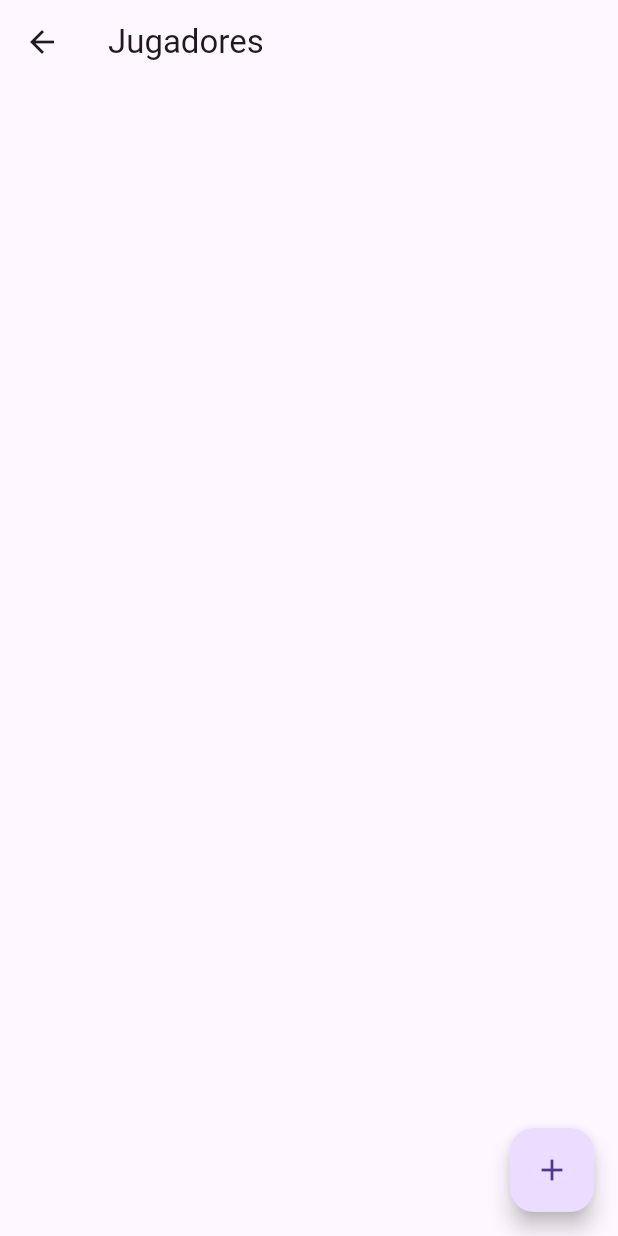
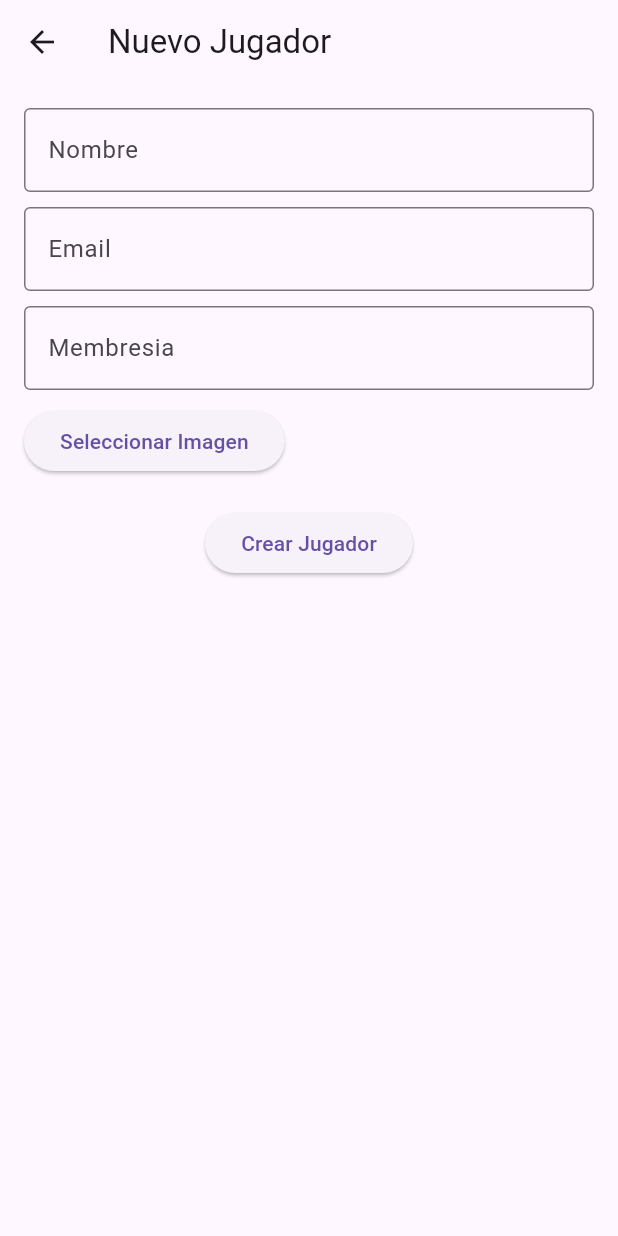
Before and after one commit to josefranciscogv/second_service, a Flutter app: the PlayersPage screen opened directly, after a tap on the "add" icon, on a phone screen of 412 x 824 dp. Run offline on Flutter 3.47's test engine with Material 3 defaults, Android fonts, the phone set to English and light mode, and no system bars; our stand-ins replace bloc, cloud_firestore, equatable, file_picker, firebase_auth, firebase_core and 5 more; accounts and stored records are empty; generated files the repository leaves out were written again.

Commit message:
Adding players functionality implemented

```diff
--- /dev/null
+++ b/lib/forms/players_forms/new_player_form.dart
@@ -0,0 +1,152 @@
+import 'dart:io';
+
+import 'package:flutter/material.dart';
+import 'package:file_picker/file_picker.dart';
+import 'package:provider/provider.dart'; // Import Provider package
+
+// Import PlayersProvider
+import 'players_provider.dart';
+
+class NewPlayerForm extends StatefulWidget {
+  const NewPlayerForm({Key? key}) : super(key: key);
+
+  @override
+  State<NewPlayerForm> createState() => _NewPlayerFormState();
+}
+
+class _NewPlayerFormState extends State<NewPlayerForm> {
+  final _formKey = GlobalKey<FormState>(); // Key for form validation
+  final _nameController = TextEditingController();
+  final _emailController = TextEditingController();
+  final _membershipController = TextEditingController();
+  String? _picturePath; // Path to the selected picture (optional)
+
+  @override
+  void dispose() {
+    _nameController.dispose();
+    _emailController.dispose();
+    _membershipController.dispose();
+    super.dispose();
+  }
+
+  Future<void> _pickImage() async {
+    final result = await FilePicker.platform.pickFiles(allowMultiple: false);
+    if (result != null) {
+      final path = result.files.single.path;
+      setState(() {
+        _picturePath = path;
+      });
+    } else {
+      print('No image selected.');
+    }
+  }
+
+  @override
+  Widget build(BuildContext context) {
+    return Scaffold(
+      appBar: AppBar(
+        title: Text('Nuevo Jugador'),
+      ),
+      body: SingleChildScrollView(
+        padding: const EdgeInsets.all(16.0),
+        child: Form(
+          key: _formKey,
+          child: Column(
+            crossAxisAlignment: CrossAxisAlignment.start,
+            children: [
+              TextFormField(
+                controller: _nameController,
+                decoration: InputDecoration(
+                  labelText: 'Nombre',
+                  border: OutlineInputBorder(),
+                ),
+                validator: (value) {
+                  if (value == null || value.isEmpty) {
+                    return 'Por favor ingresa el nombre del jugador.';
+                  }
+                  return null;
+                },
+              ),
+              SizedBox(height: 10.0),
+              TextFormField(
+                controller: _emailController,
+                decoration: InputDecoration(
+                  labelText: 'Email',
+                  border: OutlineInputBorder(),
+                ),
+                keyboardType: TextInputType.emailAddress,
+                validator: (value) {
+                  if (value == null || value.isEmpty) {
+                    return 'Por favor ingresa el email del jugador.';
+                  } else if (!value.isValidEmail) {
+                    return 'Por favor ingresa una dirección de correo válida';
+                  }
+                  return null;
+                },
+              ),
+              SizedBox(height: 10.0),
+              TextFormField(
+                controller: _membershipController,
+                decoration: InputDecoration(
+                  labelText: 'Membresia',
+                  border: OutlineInputBorder(),
+                ),
+                validator: (value) {
+                  if (value == null || value.isEmpty) {
+                    return 'Por favor ingresa la membresía del jugador.';
+                  }
+                  return null;
+                },
+              ),
+              SizedBox(height: 10.0),
+              ElevatedButton(
+                onPressed: _pickImage,
+                child: Text('Seleccionar Imagen'),
+              ),
+              SizedBox(height: 20.0),
+              Row(
+                mainAxisAlignment: MainAxisAlignment.center,
+                children: [
+                  ElevatedButton(
+                    onPressed: () async {
+                      if (_formKey.currentState!.validate()) {
+                        String name = _nameController.text;
+                        String email = _emailController.text;
+                        String membership = _membershipController.text;
+
+                        try {
+                          // Get instance of PlayersProvider using Provider.of
+                          final playersProvider = Provider.of<PlayersProvider>(
+                              context,
+                              listen: false);
+                          await playersProvider.addPlayer(
+                              name, email, membership, File(_picturePath!));
+                          ScaffoldMessenger.of(context).showSnackBar(SnackBar(
+                            content: Text('Jugador añadido exitosamente'),
+                          ));
+                        } catch (e) {
+                          ScaffoldMessenger.of(context).showSnackBar(SnackBar(
+                            content: Text('Error al añadir jugador: $e'),
+                          ));
+                        }
+                      }
+                    },
+                    child: Text('Crear Jugador'),
+                  ),
+                ],
+              ),
+            ],
+          ),
+        ),
+      ),
+    );
+  }
+}
+
+extension EmailValidator on String {
+  bool get isValidEmail {
+    return RegExp(
+            r"^[a-zA-Z0-9.!#$%&'*+/=?^_`{|}~-]+@[a-zA-Z0-9](?:[a-zA-Z0-9-]{0,61}[a-zA-Z0-9])?(?:\.[a-zA-Z0-9](?:[a-zA-Z0-9-]{0,61}[a-zA-Z0-9])?)*$")
+        .hasMatch(this);
+  }
+}
--- /dev/null
+++ b/lib/forms/players_forms/players_provider.dart
@@ -0,0 +1,42 @@
+import 'dart:io'; // For File type
+
+import 'package:cloud_firestore/cloud_firestore.dart';
+import 'package:firebase_storage/firebase_storage.dart';
+import 'package:flutter/foundation.dart';
+
+class PlayersProvider with ChangeNotifier {
+  final FirebaseStorage _storage = FirebaseStorage.instance;
+  final FirebaseFirestore _firestore = FirebaseFirestore.instance;
+
+  Future<void> addPlayer(
+      String name, String email, String membership, File image) async {
+    try {
+      // Generate a unique filename for the image
+      final String filename =
+          '${name}_${DateTime.now().millisecondsSinceEpoch}.jpg';
+
+      // Create a reference to the image storage location
+      final storageRef = _storage.ref().child('players/$filename');
+
+      // Upload the image to Firebase Storage
+      final uploadTask = storageRef.putFile(image);
+      await uploadTask;
+
+      // Get the download URL for the uploaded image
+      final imageUrl = await storageRef.getDownloadURL();
+
+      // Create a new player document in Firestore
+      final playerDoc = await _firestore.collection('players').add({
+        'name': name,
+        'email': email,
+        'membership': membership,
+        'profile_picture': imageUrl,
+      });
+
+      print('Player added successfully: ${playerDoc.id}');
+    } on FirebaseException catch (e) {
+      print('Error adding player: $e');
+      // Handle errors appropriately (e.g., show a snackbar to the user)
+    }
+  }
+}
--- a/lib/main.dart
+++ b/lib/main.dart
@@ -3,6 +3,7 @@ import 'package:provider/provider.dart';
 import 'package:second_service/auth/bloc/auth_bloc.dart';
 import 'package:second_service/content/field_schedule/field_schedule_provider.dart';
 import 'package:second_service/firebase_options.dart';
+import 'package:second_service/forms/players_forms/players_provider.dart';
 import 'package:second_service/forms/reservation_match_forms/reservation_provider.dart';
 import 'package:second_service/home/home_page.dart';
 import 'package:flutter_bloc/flutter_bloc.dart';
@@ -22,6 +23,7 @@ Future<void> main() async {
       ),
       ChangeNotifierProvider(create: (context) => FieldScheduleProvider()),
       ChangeNotifierProvider(create: (context) => ReservationProvider()),
+      ChangeNotifierProvider(create: (context) => PlayersProvider()),
     ],
     child: MyApp(),
   ));
--- a/lib/players/players_page.dart
+++ b/lib/players/players_page.dart
@@ -1,6 +1,7 @@
 import 'package:cloud_firestore/cloud_firestore.dart'; // Import for Firestore
 import 'package:firebase_ui_firestore/firebase_ui_firestore.dart';
 import 'package:flutter/material.dart';
+import 'package:second_service/forms/players_forms/new_player_form.dart';
 
 // Assuming you have a Player model or similar to represent player data
 
@@ -33,9 +34,9 @@ class _PlayersPageState extends State<PlayersPage> {
             return Center(child: CircularProgressIndicator());
           }
 
-          final players = snapshot.data!.docs
-              .map((doc) => doc.data())
-              .toList(); // Convert to list
+          // final players = snapshot.data!.docs
+          //     .map((doc) => doc.data())
+          //     .toList(); // Convert to list
 
           return FirestoreListView<Map<String, dynamic>>(
             query: playersQuery,
@@ -69,8 +70,13 @@ class _PlayersPageState extends State<PlayersPage> {
       ),
       floatingActionButton: FloatingActionButton(
         onPressed: () {
-          // Handle onPressed action (e.g., navigate to a player creation page)
-          print('Add player button pressed');
+          // Navigate to NewReservationForm
+          Navigator.push(
+            context,
+            MaterialPageRoute(
+              builder: (context) => NewPlayerForm(),
+            ),
+          );
         },
         child: Icon(Icons.add),
       ),
--- a/pubspec.yaml
+++ b/pubspec.yaml
@@ -31,6 +31,7 @@ dependencies:
   http: ^1.2.1
   flutter_shimmer: ^2.1.2
   flutter_signin_button: ^2.0.0  # Replace with the latest version if needed
+  file_picker: ^8.0.3
 
 
 dev_dependencies:
```
Also changed, not shown: pubspec.lock.
